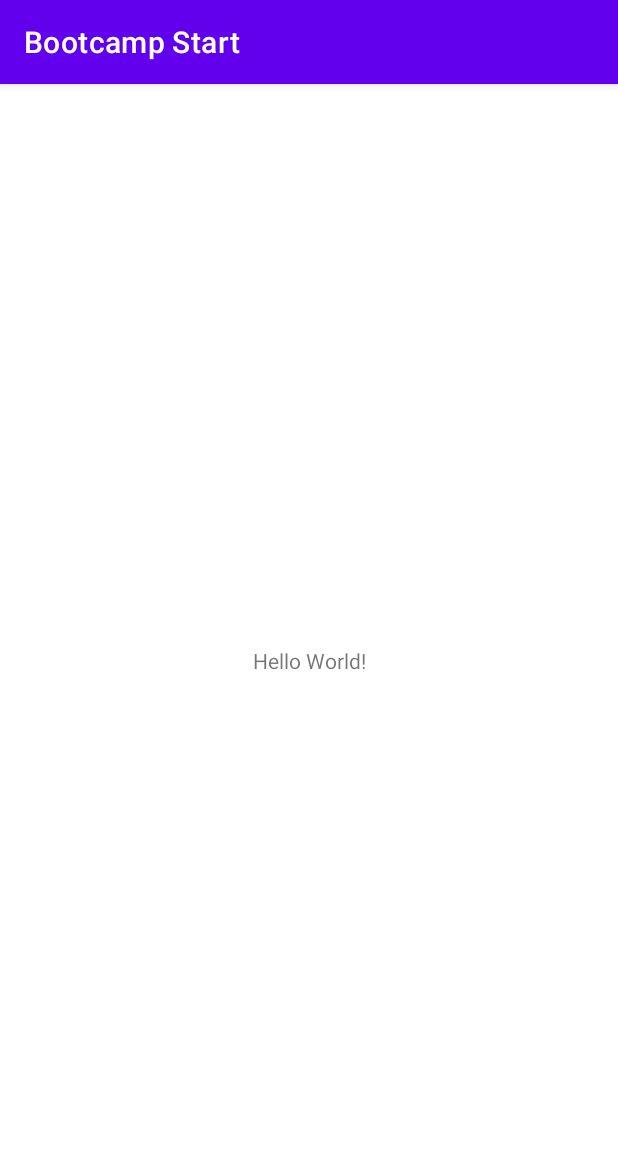
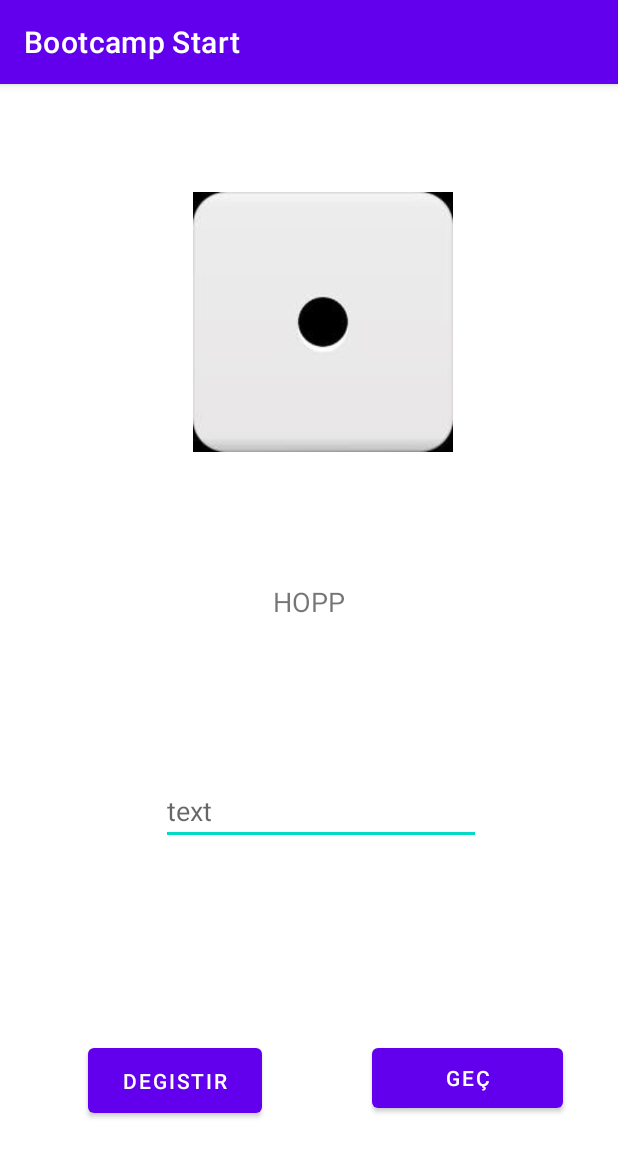
Before and after one commit to maruf04/AndroidBootcampTurkiye, an Android app: the screen it shows after launch (MainActivity), on a phone screen of 412 x 824 dp. Shown: the top 1157 px of the screen. Run offline under Robolectric (Android 15) with nearby library versions, the phone set to English and light mode, and no system bars.

Commit message:
Create Bootcamp Start

```diff
--- a/BootcampStart/app/src/main/AndroidManifest.xml
+++ b/BootcampStart/app/src/main/AndroidManifest.xml
@@ -9,6 +9,7 @@
         android:roundIcon="@mipmap/ic_launcher_round"
         android:supportsRtl="true"
         android:theme="@style/Theme.BootcampStart">
+        <activity android:name=".secondActivity"></activity>
         <activity android:name=".MainActivity">
             <intent-filter>
                 <action android:name="android.intent.action.MAIN" />
--- a/BootcampStart/app/src/main/java/com/example/bootcampstart/MainActivity.kt
+++ b/BootcampStart/app/src/main/java/com/example/bootcampstart/MainActivity.kt
@@ -1,11 +1,91 @@
 package com.example.bootcampstart
 
+import android.content.Intent
 import androidx.appcompat.app.AppCompatActivity
 import android.os.Bundle
+import android.widget.Button
+import android.widget.ImageView
+import android.widget.TextView
+import android.widget.Toast
 
 class MainActivity : AppCompatActivity() {
+    lateinit var diceText: TextView
+    lateinit var butonDegistir: Button
+    lateinit var diceImage: ImageView
+    lateinit var sendText: TextView
+    lateinit var  sendButton: Button
     override fun onCreate(savedInstanceState: Bundle?) {
         super.onCreate(savedInstanceState)
         setContentView(R.layout.activity_main)
+
+        diceText = findViewById(R.id.diceText)
+        butonDegistir = findViewById(R.id.butonDegistir)
+        diceImage = findViewById(R.id.diceImage)
+        sendText =findViewById(R.id.sendText)
+        sendButton = findViewById(R.id.sendButton)
+
+
+
+       butonDegistir.setOnClickListener {
+            changeText()
+        }
+        sendButton.setOnClickListener {
+            sendText()
+        }
+        //println("onCreate called")
     }
+
+    private fun sendText() {
+        val intent =Intent(this,secondActivity::class.java )
+        intent.putExtra("send",sendText.text.toString())
+        startActivity(intent)
+    }
+
+    private fun changeText() {
+        val randomNumber = (1..6).random()
+
+        val drawableResource = when(randomNumber){
+            1 -> R.drawable.dice1
+            2 -> R.drawable.dice2
+            3 -> R.drawable.dice3
+            4 -> R.drawable.dice4
+            5 -> R.drawable.dice5
+            6 -> R.drawable.dice6
+            else -> R.drawable.dice1
+        }
+        diceImage.setImageResource(drawableResource)
+        diceText.text =randomNumber.toString()
+
+        Toast.makeText(this, "clicked", Toast.LENGTH_SHORT).show()
+
+
+    }
+
+/*
+
+    override fun onStart() {
+        super.onStart()
+        println("onStart called")
+    }
+
+    override fun onResume() {
+        super.onResume()
+        println("onResume called")
+    }
+
+    override fun onPause() {
+        super.onPause()
+        println("onPause called")
+    }
+
+    override fun onStop() {
+        super.onStop()
+        println("onStop called")
+    }
+
+    override fun onDestroy() {
+        super.onDestroy()
+        println("onDestroy called")
+    }
+*/
 }
--- a/BootcampStart/app/src/main/res/layout/activity_main.xml
+++ b/BootcampStart/app/src/main/res/layout/activity_main.xml
@@ -7,12 +7,78 @@
     tools:context=".MainActivity">
 
     <TextView
+        android:id="@+id/diceText"
+        android:layout_width="148dp"
+        android:layout_height="47dp"
+        android:layout_marginTop="76dp"
+        android:layout_marginEnd="132dp"
+        android:layout_marginRight="132dp"
+        android:gravity="center"
+        android:text="HOPP"
+        android:textSize="18sp"
+        app:layout_constraintEnd_toEndOf="parent"
+        app:layout_constraintTop_toBottomOf="@+id/diceImage" />
+
+    <Button
+        android:id="@+id/butonDegistir"
+        android:layout_width="116dp"
+        android:layout_height="55dp"
+        android:layout_marginStart="77dp"
+        android:layout_marginLeft="77dp"
+        android:layout_marginEnd="36dp"
+        android:layout_marginRight="36dp"
+        android:layout_marginBottom="76dp"
+        android:text="Degistir"
+        android:textSize="14sp"
+        app:layout_constraintBottom_toBottomOf="parent"
+        app:layout_constraintEnd_toStartOf="@+id/sendButton"
+        app:layout_constraintStart_toStartOf="parent" />
+
+    <ImageView
+        android:id="@+id/diceImage"
+        android:layout_width="180dp"
+        android:layout_height="173dp"
+        android:layout_marginStart="125dp"
+        android:layout_marginLeft="125dp"
+        android:layout_marginTop="72dp"
+        android:layout_marginEnd="106dp"
+        android:layout_marginRight="106dp"
+        app:layout_constraintEnd_toEndOf="parent"
+        app:layout_constraintHorizontal_bias="0.0"
+        app:layout_constraintStart_toStartOf="parent"
+        app:layout_constraintTop_toTopOf="parent"
+        app:srcCompat="@drawable/dice1" />
+
+    <EditText
+        android:id="@+id/sendText"
         android:layout_width="wrap_content"
         android:layout_height="wrap_content"
-        android:text="Hello World!"
+        android:layout_marginStart="111dp"
+        android:layout_marginLeft="111dp"
+        android:layout_marginTop="59dp"
+        android:layout_marginEnd="91dp"
+        android:layout_marginRight="91dp"
+        android:layout_marginBottom="95dp"
+        android:ems="10"
+        android:hint="text"
+        android:inputType="textPersonName"
+        app:layout_constraintBottom_toTopOf="@+id/butonDegistir"
+        app:layout_constraintEnd_toEndOf="parent"
+        app:layout_constraintHorizontal_bias="1.0"
+        app:layout_constraintStart_toStartOf="parent"
+        app:layout_constraintTop_toBottomOf="@+id/diceText" />
+
+    <Button
+        android:id="@+id/sendButton"
+        android:layout_width="127dp"
+        android:layout_height="52dp"
+        android:layout_marginStart="37dp"
+        android:layout_marginLeft="37dp"
+        android:layout_marginEnd="55dp"
+        android:layout_marginRight="55dp"
+        android:layout_marginBottom="79dp"
+        android:text="Geç"
         app:layout_constraintBottom_toBottomOf="parent"
-        app:layout_constraintLeft_toLeftOf="parent"
-        app:layout_constraintRight_toRightOf="parent"
-        app:layout_constraintTop_toTopOf="parent" />
-
+        app:layout_constraintEnd_toEndOf="parent"
+        app:layout_constraintStart_toEndOf="@+id/butonDegistir" />
 </androidx.constraintlayout.widget.ConstraintLayout>
--- a/BootcampStart/app/src/main/res/values/strings.xml
+++ b/BootcampStart/app/src/main/res/values/strings.xml
@@ -1,3 +1,5 @@
 <resources>
     <string name="app_name">Bootcamp Start</string>
+    <string name="hello_bootcamp">Hello Bootcamp</string>
+    <string name="degistir">Degistir</string>
 </resources>
```
Also changed, not shown: BootcampStart/app/src/main/res/drawable/dice1.jpg (added), BootcampStart/app/src/main/res/drawable/dice2.jpg (added), BootcampStart/app/src/main/res/drawable/dice3.jpg (added), BootcampStart/app/src/main/res/drawable/dice4.jpg (added), BootcampStart/app/src/main/res/drawable/dice5.jpg (added), BootcampStart/app/src/main/res/drawable/dice6.jpg (added).
